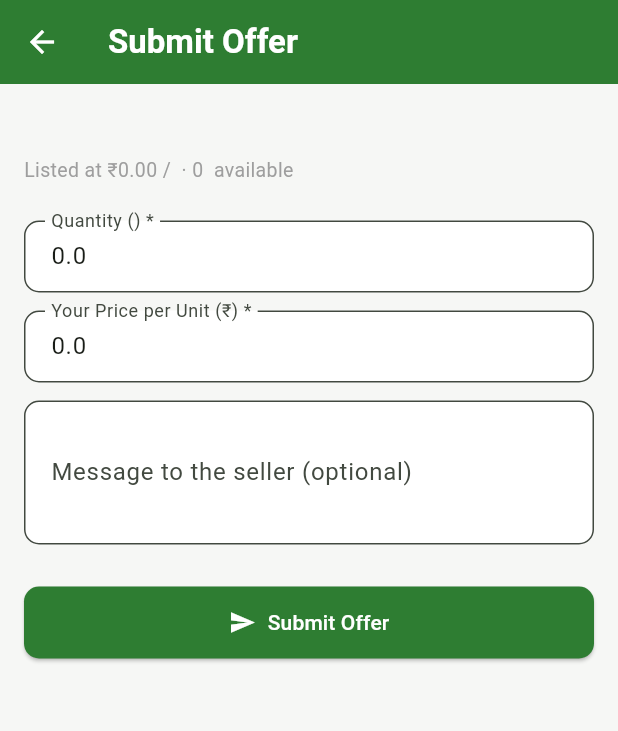
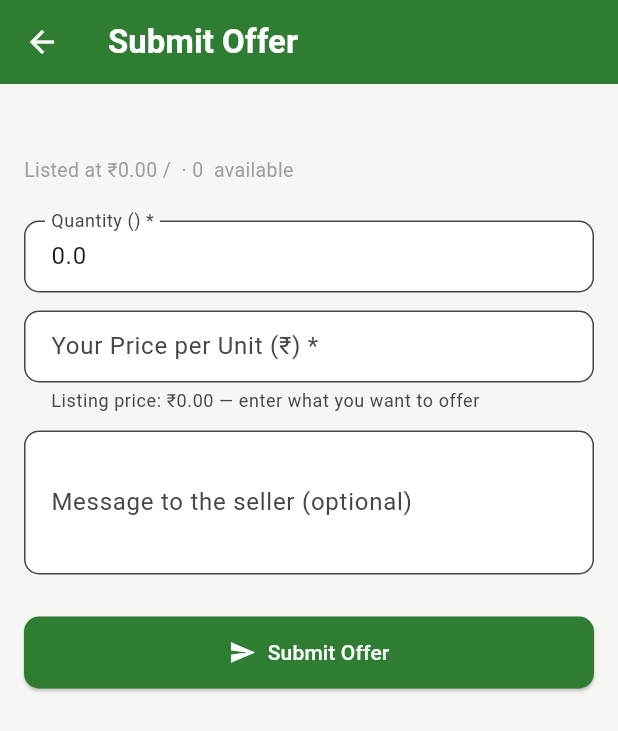
Before and after one commit to akashkr1290/Harvesting-fronted, a Flutter app: the SubmitOfferScreen screen opened directly with empty values, on a phone screen of 412 x 824 dp. Shown: the top 731 px of the screen. Run offline on Flutter 3.47's test engine with Material 3 defaults, Android fonts, the phone set to English and light mode, and no system bars; our stand-ins replace image_picker, share_plus; network calls fail.

Commit message:
Plot Selection accept flow, expected harvest date on order cards, blank offer price field

```diff
--- a/lib/screens/marketplace/submit_offer_screen.dart
+++ b/lib/screens/marketplace/submit_offer_screen.dart
@@ -23,7 +23,10 @@ class _SubmitOfferScreenState extends State<SubmitOfferScreen> with SubmitStateM
   void initState() {
     super.initState();
     _quantityController = TextEditingController(text: widget.listing.quantity.toString());
-    _priceController = TextEditingController(text: widget.listing.expectedPricePerUnit.toString());
+    // Left blank rather than pre-filled with the listing's own asking price:
+    // a pre-filled value here reads as "the price", not as a starting point
+    // to negotiate down (or up) from — buyers were leaving it untouched.
+    _priceController = TextEditingController();
   }
 
   @override
@@ -91,7 +94,11 @@ class _SubmitOfferScreenState extends State<SubmitOfferScreen> with SubmitStateM
             const SizedBox(height: 12),
             TextFormField(
               controller: _priceController,
-              decoration: const InputDecoration(labelText: 'Your Price per Unit (₹) *'),
+              decoration: InputDecoration(
+                labelText: 'Your Price per Unit (₹) *',
+                helperText:
+                    'Listing price: ₹${widget.listing.expectedPricePerUnit.toStringAsFixed(2)} — enter what you want to offer',
+              ),
               keyboardType: const TextInputType.numberWithOptions(decimal: true),
               validator: positiveNumericValidator,
             ),
--- a/lib/widgets/marketplace/order_card.dart
+++ b/lib/widgets/marketplace/order_card.dart
@@ -45,6 +45,11 @@ class OrderCard extends StatelessWidget {
                 '${order.quantity.toStringAsFixed(0)} @ ₹${order.agreedPricePerUnit.toStringAsFixed(2)}  ·  Total ₹${order.totalAmount.toStringAsFixed(2)}',
                 style: const TextStyle(fontWeight: FontWeight.w600),
               ),
+              if (order.expectedHarvestDate != null) ...[
+                const SizedBox(height: 4),
+                Text('Expected harvest: ${dateFmt.format(order.expectedHarvestDate!)}',
+                    style: const TextStyle(color: Colors.grey, fontSize: 12)),
+              ],
               const SizedBox(height: 6),
               Text(dateFmt.format(order.createdAt), style: const TextStyle(color: Colors.grey, fontSize: 12)),
               if (order.expectedHarvestDate != null) ...[
```
Also changed, not shown: lib/screens/dashboard_screen.dart (+44 -1 lines).
